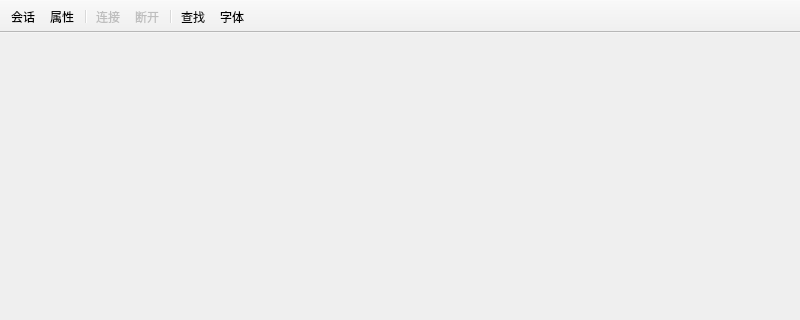
The window that WitShell/witconsole.ui (zzs0829/WitShell) describes before a commit, drawn with Qt 5; both pictures show x 0 to 800 and y 0 to 320 of the 800 by 480 pixel window.
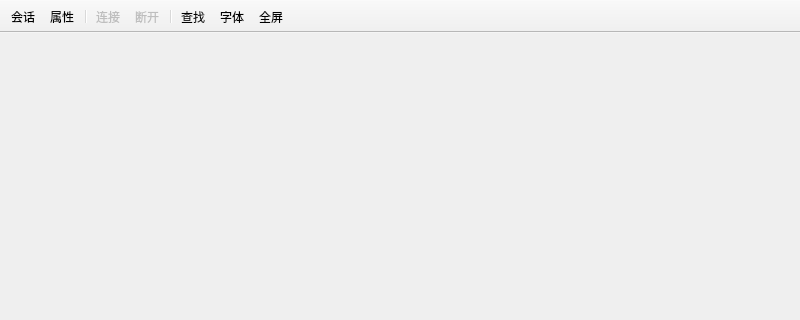
The same window after the commit. Icons and pictures are not drawn.

Commit message: 主界面增加全屏功能

```diff
--- a/WitShell/witconsole.ui
+++ b/WitShell/witconsole.ui
@@ -73,6 +73,7 @@
    <addaction name="separator"/>
    <addaction name="act_find"/>
    <addaction name="act_font"/>
+   <addaction name="act_fullscreen"/>
   </widget>
   <widget class="QStatusBar" name="statusBar"/>
   <widget class="QToolBar" name="toolBar">
@@ -164,6 +165,15 @@
     <string>查找</string>
    </property>
   </action>
+  <action name="act_fullscreen">
+   <property name="icon">
+    <iconset resource="res.qrc">
+     <normaloff>:/res/console/icon_fullscreen.ico</normaloff>:/res/console/icon_fullscreen.ico</iconset>
+   </property>
+   <property name="text">
+    <string>全屏</string>
+   </property>
+  </action>
  </widget>
  <layoutdefault spacing="6" margin="11"/>
  <resources>
```
Left out of the diff: 4 changed lines with no effect on the pictures. The commit also changes 2 other files.
